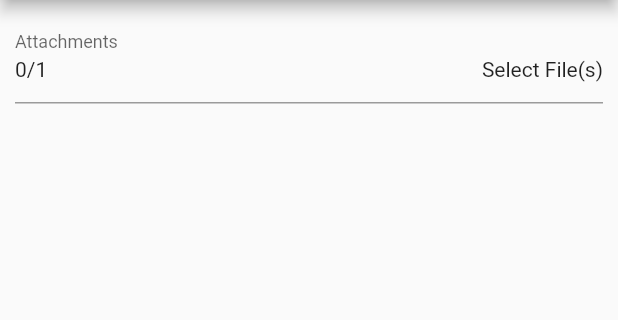
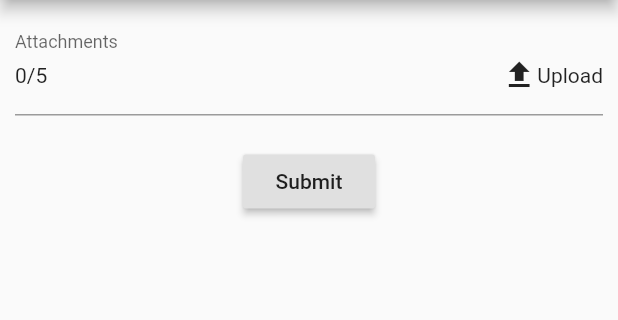
Before and after one commit to flutter-form-builder-ecosystem/form_builder_file_picker, a Flutter app: the screen it shows after launch, on a phone screen of 412 x 824 dp, the part 84-404 px from its top. Run offline on Flutter 3.47's test engine with Material 2 defaults, Android fonts, the phone set to English and light mode, and no system bars; drawn by our look-alikes of flutter_form_builder; our stand-ins replace file_picker, permission_handler.

```diff
--- a/example/lib/main.dart
+++ b/example/lib/main.dart
@@ -40,7 +40,26 @@ class _MyHomePageState extends State<MyHomePage> {
               FormBuilderFilePicker(
                 attribute: "images",
                 decoration: InputDecoration(labelText: "Attachments"),
-              maxImages: 5,
+                maxFiles: 5,
+                multiple: true,
+                previewImages: false,
+                onChanged: (val) => print(val),
+                // fileExtension: "PDF",
+                // fileType: FileType.custom,
+                selector: Row(
+                  children: <Widget>[
+                    Icon(Icons.file_upload),
+                    Text('Upload'),
+                  ],
+                ),
+              ),
+              SizedBox(height: 20),
+              RaisedButton(
+                child: Text('Submit'),
+                onPressed: () {
+                  _formKey.currentState.save();
+                  print(_formKey.currentState.value);
+                },
               ),
             ],
           ),
```
Also changed, not shown: example/pubspec.lock, 5 other files. Lines whose indentation alone changed are shown as unchanged.
